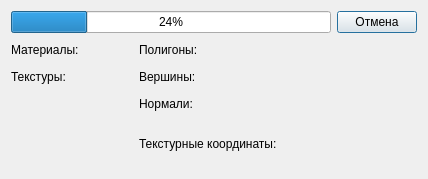
First picture: the form in LoadObjectStatusDialog.ui, repository dPavelDev/tinyModelViewer3D, before the edit.
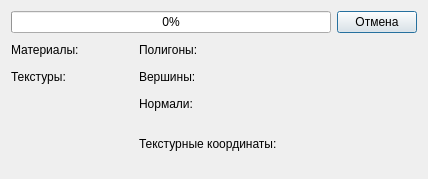
Second picture: the form after the edit.

The edit to the form file:
```diff
--- a/LoadObjectStatusDialog.ui
+++ b/LoadObjectStatusDialog.ui
@@ -60,7 +60,16 @@
    <item row="0" column="0" colspan="4">
     <widget class="QProgressBar" name="progressBar">
      <property name="value">
-      <number>24</number>
+      <number>0</number>
+     </property>
+     <property name="textVisible">
+      <bool>true</bool>
+     </property>
+     <property name="invertedAppearance">
+      <bool>false</bool>
+     </property>
+     <property name="textDirection">
+      <enum>QProgressBar::TopToBottom</enum>
      </property>
     </widget>
    </item>
```
